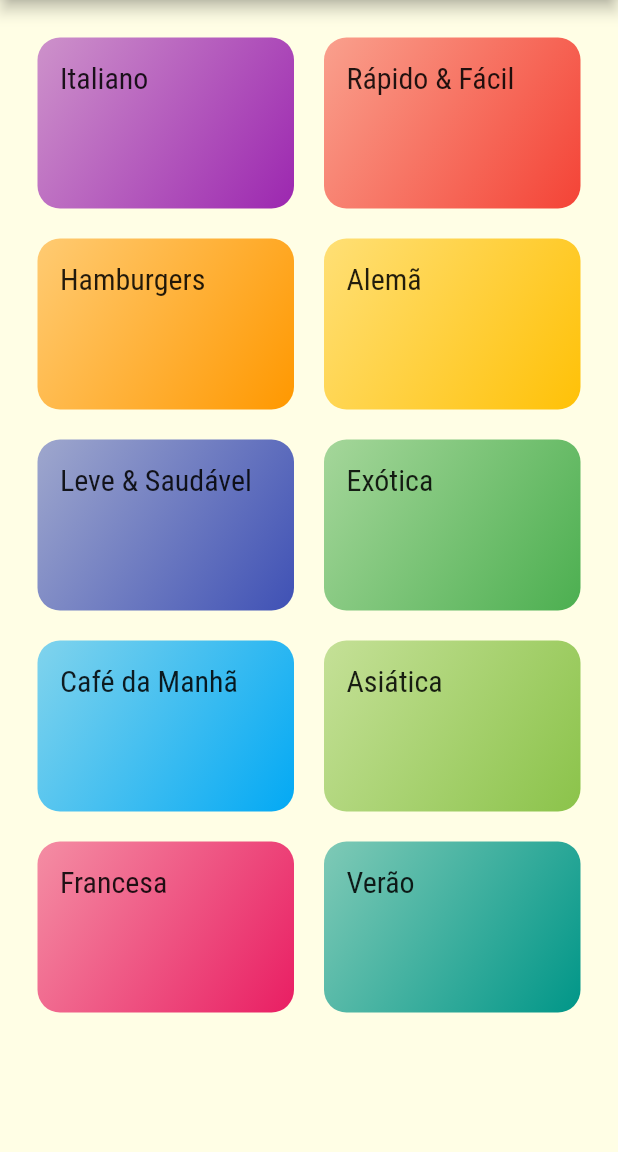
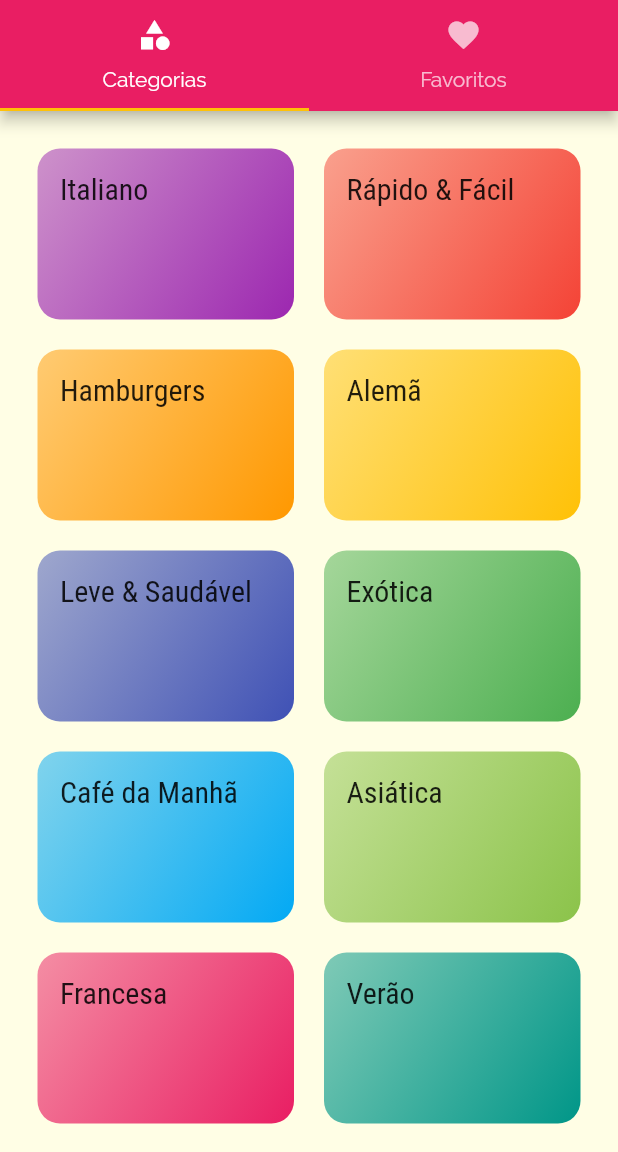
Before and after one commit to maycon7rocha/meals, a Flutter app: the screen it shows after launch, on a phone screen of 412 x 824 dp, the part 84-1236 px from its top. Run offline on Flutter 3.47's test engine with Material 2 defaults, Android fonts, the phone set to English and light mode, and no system bars.

Commit message:
aula 184 - navegação por tab em cima

```diff
--- a/lib/main.dart
+++ b/lib/main.dart
@@ -3,7 +3,7 @@ import 'package:meals/screens/categories_meals_screen.dart';
 import 'package:meals/screens/meal_detail_screen.dart';
 import 'screens/categories_screens.dart';
 import './utils/app_routes.dart';
-
+import 'screens/tabs_screen.dart';
 void main() => runApp(MyApp());
 
 class MyApp extends StatelessWidget {
@@ -24,7 +24,7 @@ class MyApp extends StatelessWidget {
             ),
       ),
       routes: {
-        AppRoutes.HOME: (ctx) => CategoriesScreen(),
+        AppRoutes.HOME: (ctx) => TabsScreen(),
         AppRoutes.CATEGORIES_MEALS: (ctx) => CategoriesMealsScreen(),
         AppRoutes.MEAL_DETAIL: (ctx) => MealDeatailScreen(),
       },
--- a/lib/screens/categories_screens.dart
+++ b/lib/screens/categories_screens.dart
@@ -7,11 +7,7 @@ class CategoriesScreen extends StatelessWidget {
 
   @override
   Widget build(BuildContext context) {
-    return Scaffold(
-      appBar: AppBar(
-        title: Text('Vamos Cozinhar?'),
-      ),
-      body: GridView(
+    return GridView(
       padding: const EdgeInsets.all(25),
       gridDelegate: SliverGridDelegateWithMaxCrossAxisExtent(
         maxCrossAxisExtent: 200,
@@ -22,7 +18,6 @@ class CategoriesScreen extends StatelessWidget {
       children: DUMMY_CATEGORIES.map((cat) {
         return CategoryItem(cat);
       }).toList(),
-      ),
     );
   }
 }
--- /dev/null
+++ b/lib/screens/tabs_screen.dart
@@ -0,0 +1,38 @@
+import 'package:flutter/material.dart';
+
+import 'categories_screens.dart';
+import 'favorite_screen.dart';
+
+class TabsScreen extends StatelessWidget {
+  const TabsScreen({Key key}) : super(key: key);
+
+  @override
+  Widget build(BuildContext context) {
+    return DefaultTabController(
+      length: 2,
+      child: Scaffold(
+        appBar: AppBar(
+          title: Text('Vamos Cozinhar?'),
+          bottom: TabBar(
+            tabs: [
+              Tab(
+                icon: Icon(Icons.category),
+                text: 'Categorias',
+              ),
+              Tab(
+                icon: Icon(Icons.favorite),
+                text: 'Favoritos',
+              ),
+            ],
+          ),
+        ),
+        body: TabBarView(
+          children: [
+            CategoriesScreen(),
+            FavoriteScreen(),
+          ],
+        ),
+      ),
+    );
+  }
+}
```
Also changed, not shown: lib/screens/favorite_screen.dart (added, +12 -0 lines), lib/screens/meal_detail_screen.dart (+52 -23 lines). Lines whose indentation alone changed are shown as unchanged.
